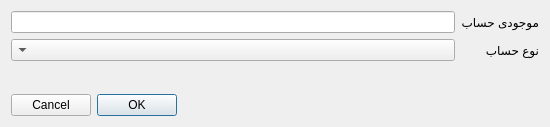
iliya-slpr/ap_project, file addaccountdialog.ui: the form before one commit.
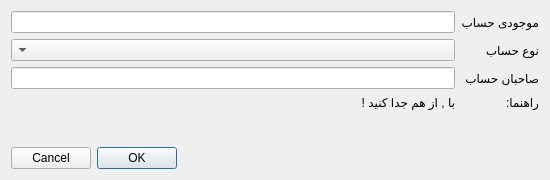
The form after the commit.

The edit to the form file:
```diff
--- a/addaccountdialog.ui
+++ b/addaccountdialog.ui
@@ -7,7 +7,7 @@
     <x>0</x>
     <y>0</y>
     <width>550</width>
-    <height>127</height>
+    <height>180</height>
    </rect>
   </property>
   <property name="windowTitle">
@@ -43,6 +43,30 @@
        </property>
       </widget>
      </item>
+     <item row="2" column="0">
+      <widget class="QLabel" name="label">
+       <property name="text">
+        <string>صاحبان حساب</string>
+       </property>
+      </widget>
+     </item>
+     <item row="2" column="1">
+      <widget class="QLineEdit" name="ownersLed"/>
+     </item>
+     <item row="3" column="1">
+      <widget class="QLabel" name="label_2">
+       <property name="text">
+        <string>با , از هم جدا کنید !</string>
+       </property>
+      </widget>
+     </item>
+     <item row="3" column="0">
+      <widget class="QLabel" name="label_3">
+       <property name="text">
+        <string>راهنما:</string>
+       </property>
+      </widget>
+     </item>
     </layout>
    </item>
    <item>
```
